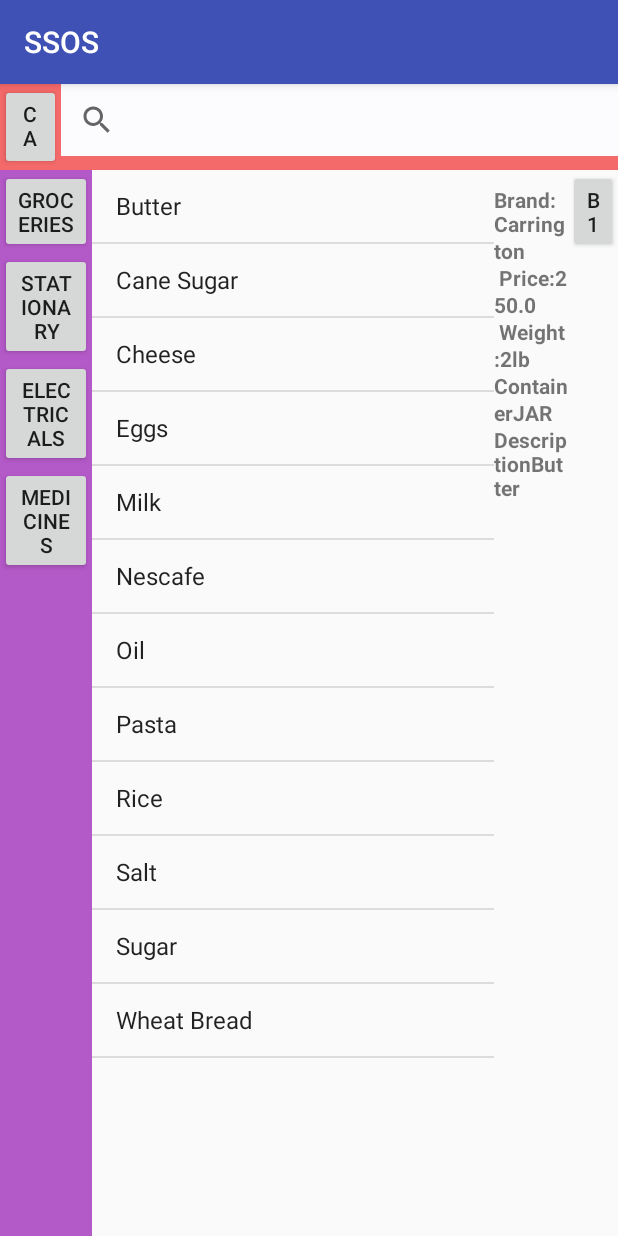
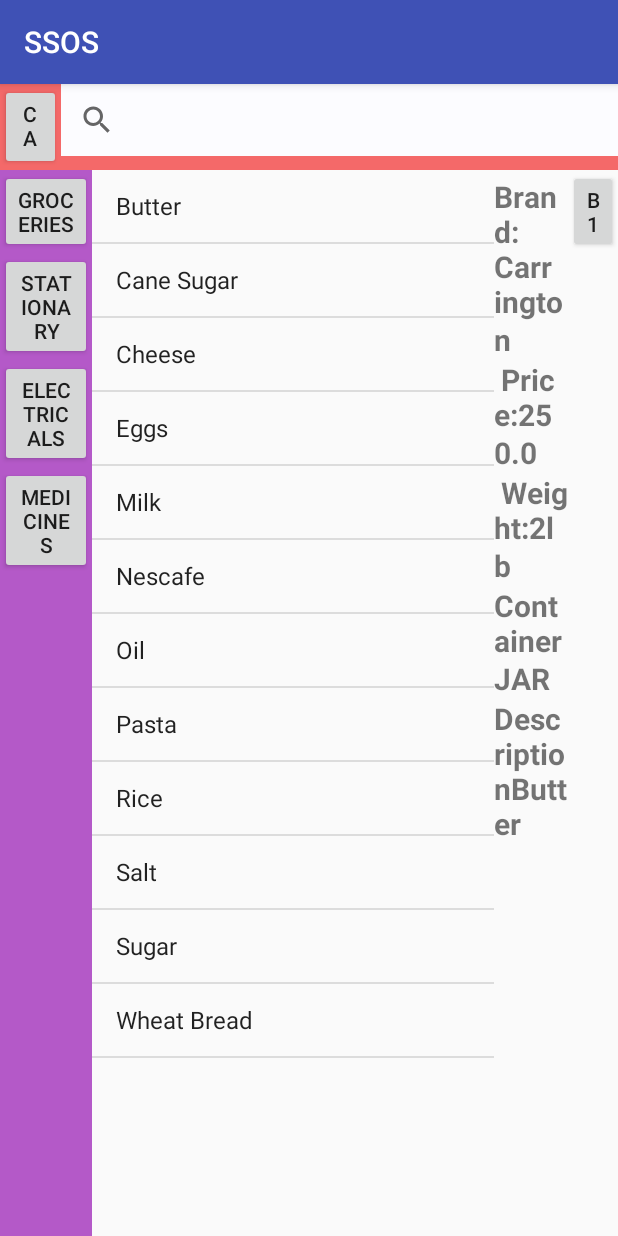
Before and after one commit to sairam9999/SSOS, an Android app: the PlaceOrder screen opened directly, with no data from a screen before it, after a tap on "Butter", on a phone screen of 412 x 824 dp. Run offline under Robolectric (Android 15) with nearby library versions, the phone set to English and light mode, and no system bars.

Commit message:
Updated logic for selected item display

```diff
--- a/app/src/main/res/layout/activity_place_order.xml
+++ b/app/src/main/res/layout/activity_place_order.xml
@@ -117,7 +117,7 @@
         <LinearLayout
             android:id="@+id/itemsDescription_layout"
             android:layout_width="0dp"
-            android:layout_height="match_parent"
+            android:layout_height="wrap_content"
             android:layout_weight="2"
             android:orientation="horizontal"
             android:weightSum="10">
@@ -128,6 +128,8 @@
                 android:layout_height="wrap_content"
                 android:layout_weight="6"
                 android:textStyle="bold"
+                android:textSize="20dp"
+                android:fontFamily="sans-serif"
 
                 />
 
@@ -142,6 +144,8 @@
 
         </LinearLayout>
 
+
+
     </LinearLayout>
 
 </LinearLayout>
```
